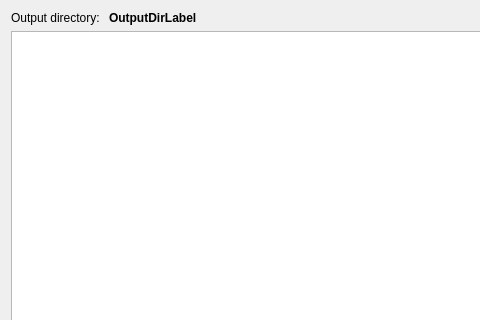
The window that src/apps/openfluid-builder/outputs/OutputsWidget.ui (OpenFLUID/openfluid) describes before a commit, drawn with Qt 5; both pictures show x 0 to 480 and y 0 to 320 of the 662 by 491 pixel window.
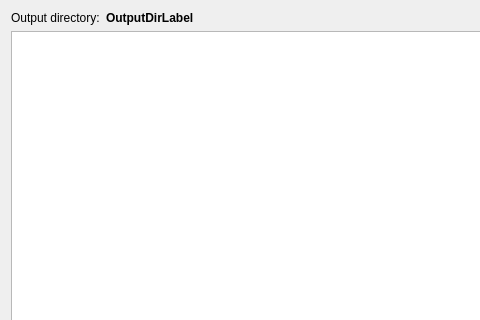
The same window after the commit. Custom widgets are drawn as their Qt base class.

Commit message:
Update of labels translations
* Switched to version 2.1.8~beta4

The edit to the form file:
```diff
--- a/src/apps/openfluid-builder/outputs/OutputsWidget.ui
+++ b/src/apps/openfluid-builder/outputs/OutputsWidget.ui
@@ -25,7 +25,7 @@
         </sizepolicy>
        </property>
        <property name="text">
-        <string>Output directory: </string>
+        <string>Output directory:</string>
        </property>
       </widget>
      </item>
```
The commit also changes 6 other files.
